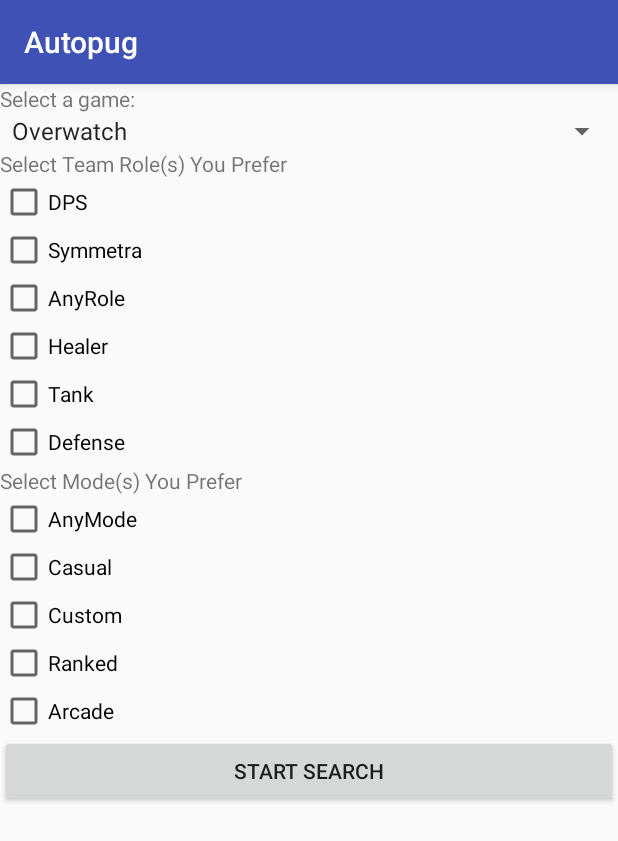
After one commit to izaheichou/Autopug, an Android app: the PreferenceActivity screen opened directly, with no data from a screen before it, on a phone screen of 412 x 824 dp. The commit adds this screen. Shown: the top 841 px of the screen. Run offline under Robolectric (Android 15) with nearby library versions, the phone set to English and light mode, and no system bars; our stand-ins replace Firebase (no records; nobody signed in at launch, a user with empty details on screens opened directly).

Commit message:
Added Preference Activity

```diff
--- a/app/src/main/AndroidManifest.xml
+++ b/app/src/main/AndroidManifest.xml
@@ -19,7 +19,8 @@
         <activity android:name=".RegistrationActivity" />
         <activity android:name=".LoginActivity" />
         <activity android:name=".AddGameActivity" />
-        <activity android:name=".MatchesActivity"></activity>
+        <activity android:name=".MatchesActivity" />
+        <activity android:name=".PreferenceActivity"></activity>
     </application>
 
 </manifest>
--- /dev/null
+++ b/app/src/main/java/cgdatlahacks2k18/autopug/PreferenceActivity.java
@@ -0,0 +1,151 @@
+package cgdatlahacks2k18.autopug;
+
+import android.content.Intent;
+import android.support.v7.app.AppCompatActivity;
+import android.os.Bundle;
+import android.text.InputFilter;
+import android.util.Log;
+import android.view.View;
+import android.widget.AdapterView;
+import android.widget.ArrayAdapter;
+import android.widget.Button;
+import android.widget.CheckBox;
+import android.widget.EditText;
+import android.widget.LinearLayout;
+import android.widget.Spinner;
+import android.widget.TextView;
+
+import com.google.firebase.auth.FirebaseAuth;
+import com.google.firebase.database.DatabaseReference;
+import com.google.firebase.database.FirebaseDatabase;
+
+import java.util.List;
+
+public class PreferenceActivity extends AppCompatActivity {
+
+    private ArrayAdapter<CharSequence> gameArrayAdapter;
+    private FirebaseAuth mAuth;
+
+    @Override
+    protected void onCreate(Bundle savedInstanceState) {
+        super.onCreate(savedInstanceState);
+        setContentView(R.layout.activity_preference);
+
+        mAuth = FirebaseAuth.getInstance();
+        Spinner spinner = (Spinner) findViewById(R.id.gameslist_spinner);
+        gameArrayAdapter = ArrayAdapter.createFromResource(this, R.array.games_masterlist, android.R.layout.simple_spinner_item);
+        gameArrayAdapter.setDropDownViewResource(android.R.layout.simple_spinner_dropdown_item);
+        spinner.setAdapter(gameArrayAdapter);
+        spinner.setOnItemSelectedListener(new AdapterView.OnItemSelectedListener() {
+            @Override
+            public void onItemSelected(AdapterView<?> adapterView, View view, int i, long l) {
+                String selected = (String) adapterView.getItemAtPosition(i);
+                // generate game specific form here
+                if (selected.equals("Overwatch")) {
+                    generateOverwatchPreferenceForm();
+                }
+            }
+
+            @Override
+            public void onNothingSelected(AdapterView<?> adapterView) {
+                // TODO: maybe toast?
+            }
+        });
+
+    }
+
+    private void generateOverwatchPreferenceForm() {
+        Log.d("addpreference", "generate overwatch preference form called");
+        final GameTitle overwatch = new Overwatch();
+        // generate check boxes
+        List<String> roles = overwatch.getAllRoles();
+        List<String> modes = overwatch.getAllModes();
+        final LinearLayout layout = (LinearLayout) findViewById(R.id.activity_preference);
+        final TextView roleLabel = new TextView(this);
+        final TextView modeLabel = new TextView(this);
+
+        roleLabel.setText("Select Team Role(s) You Prefer");
+        modeLabel.setText("Select Mode(s) You Prefer");
+
+        layout.addView(roleLabel,
+                new LinearLayout.LayoutParams(
+                        LinearLayout.LayoutParams.MATCH_PARENT,
+                        LinearLayout.LayoutParams.WRAP_CONTENT));
+
+        for (String role : roles) {
+            final CheckBox rolebox = new CheckBox(this);
+            rolebox.setId(Overwatch.assignIdToString(role));
+            // TODO: Layout params??
+            rolebox.setText(role);
+            rolebox.setOnClickListener(new View.OnClickListener() {
+                public void onClick (View view) {
+                    boolean checked = ((CheckBox) view).isChecked();
+
+                    String valueString = Overwatch.idToString(view.getId());
+                    overwatch.setRole(valueString, checked);
+                }
+            });
+            layout.addView(rolebox,
+                    new LinearLayout.LayoutParams(
+                            LinearLayout.LayoutParams.MATCH_PARENT,
+                            LinearLayout.LayoutParams.WRAP_CONTENT));
+        }
+
+        layout.addView(modeLabel,
+                new LinearLayout.LayoutParams(
+                        LinearLayout.LayoutParams.MATCH_PARENT,
+                        LinearLayout.LayoutParams.WRAP_CONTENT));
+
+        for (String mode : modes) {
+            final CheckBox modebox = new CheckBox(this);
+            modebox.setId(Overwatch.assignIdToString(mode));  // TODO: set this id, needs to be used on onclick
+            // TODO: Layout params??
+            modebox.setText(mode);
+            modebox.setOnClickListener(new View.OnClickListener() {
+                public void onClick (View view) {
+                    boolean checked = ((CheckBox) view).isChecked();
+
+                    String valueString = Overwatch.idToString(view.getId());
+                    overwatch.setMode(valueString, checked);
+                }
+            });
+            layout.addView(modebox,
+                    new LinearLayout.LayoutParams(
+                            LinearLayout.LayoutParams.MATCH_PARENT,
+                            LinearLayout.LayoutParams.WRAP_CONTENT));
+        }
+
+        final Button submitBtn = new Button(this);
+        submitBtn.setText("Start Search");
+        // submitBtn.setId(69);
+        submitBtn.setOnClickListener(new View.OnClickListener() {
+            public void onClick(View view) {
+                String userId = mAuth.getCurrentUser().getUid();
+                DatabaseReference searchPoolDb = FirebaseDatabase.getInstance().getReference()
+                        .child("searchPool").child(overwatch.getName()).child("Individuals").child(userId);
+                searchPoolDb.setValue(null);
+                List<String> playerRoles = overwatch.getRoles();
+                for (String role : playerRoles) {
+                    searchPoolDb.child("preferredRoles").push().setValue(role);
+                }
+                List<String> playerModes = overwatch.getModes();
+                for (String mode : playerModes) {
+                    searchPoolDb.child("preferredModes").push().setValue(mode);
+                }
+
+                // TODO: go to next page
+
+                Intent intent = new Intent(PreferenceActivity.this, MainActivity.class);  // TODO: finalize next page
+                startActivity(intent);
+                finish();
+                return;
+            }
+        });
+        layout.addView(submitBtn,
+                new LinearLayout.LayoutParams(
+                        LinearLayout.LayoutParams.MATCH_PARENT,
+                        LinearLayout.LayoutParams.WRAP_CONTENT));
+    }
+
+
+}
--- /dev/null
+++ b/app/src/main/res/layout/activity_preference.xml
@@ -0,0 +1,21 @@
+<?xml version="1.0" encoding="utf-8"?>
+<LinearLayout xmlns:android="http://schemas.android.com/apk/res/android"
+    xmlns:app="http://schemas.android.com/apk/res-auto"
+    xmlns:tools="http://schemas.android.com/tools"
+    android:layout_width="match_parent"
+    android:layout_height="match_parent"
+    tools:context=".PreferenceActivity"
+    android:orientation="vertical"
+    android:id="@+id/activity_preference">
+
+    <TextView
+        android:layout_width="match_parent"
+        android:layout_height="wrap_content"
+        android:text="Select a game:"/>
+    <Spinner
+        android:layout_width="match_parent"
+        android:layout_height="wrap_content"
+        android:id="@+id/gameslist_spinner">
+    </Spinner>
+
+</LinearLayout>
```
Also changed, not shown: app/src/main/java/cgdatlahacks2k18/autopug/MainActivity.java (+7 -0 lines), app/src/main/res/layout/activity_main.xml (+8 -2 lines).
